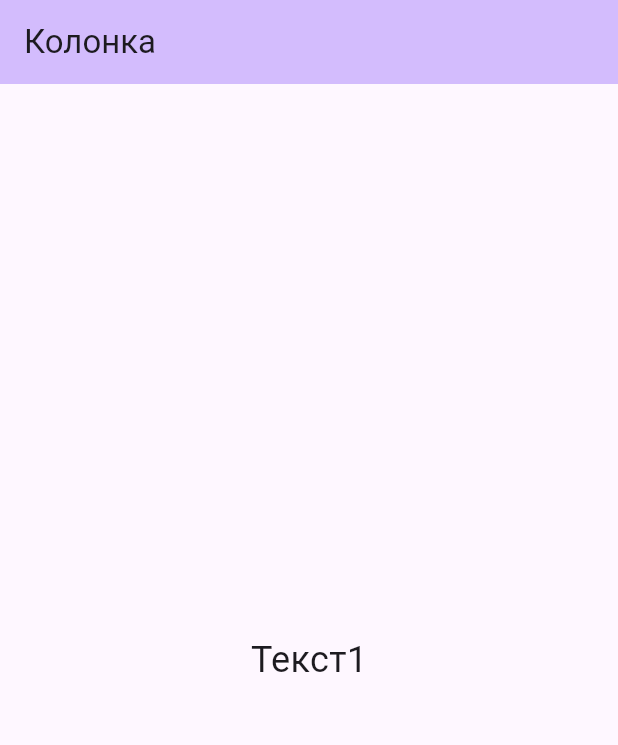
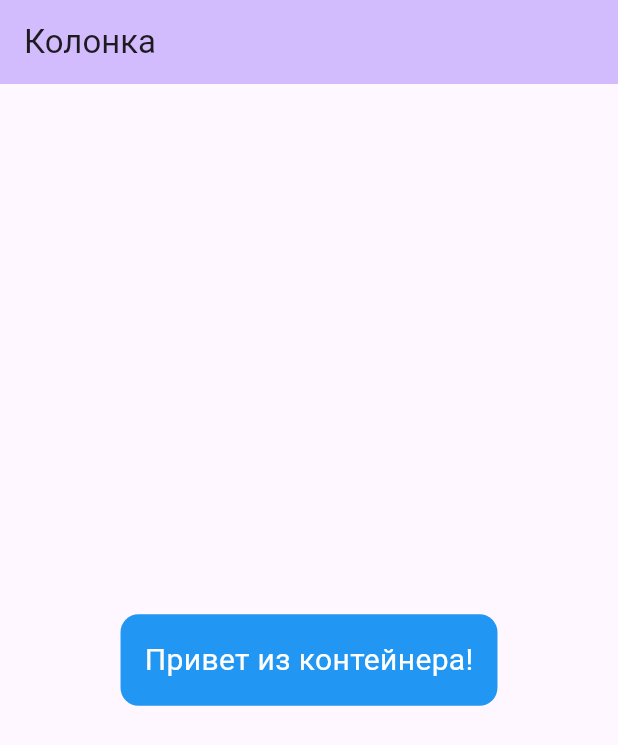
Before and after one commit to Ramazanova-pea/flutter_pr1, a Flutter app: the screen it shows after launch, on a phone screen of 412 x 824 dp. Shown: the top 745 px of the screen. Run offline on Flutter 3.47's test engine with Material 3 defaults, Android fonts, the light colour scheme and no system bars.

Commit message:
Работа с Container

```diff
--- a/lib/main.dart
+++ b/lib/main.dart
@@ -33,11 +33,16 @@ class MyHomePage extends StatelessWidget {
         title: Text(title),
       ),
       body: Center(
-        child: Padding(
-          padding: const EdgeInsets.all(20.0),
+        child: Container(
+          padding: const EdgeInsets.all(16), // внутренние отступы
+          margin: const EdgeInsets.all(20), // внешние отступы
+          decoration: BoxDecoration(
+            color: Colors.blue, // фон контейнера
+            borderRadius: BorderRadius.circular(12), // скругление углов
+          ),
           child: const Text(
-            "Текст1",
-            style: TextStyle(fontSize: 24),
+            "Привет из контейнера!",
+            style: TextStyle(fontSize: 20, color: Colors.white),
           ),
         ),
       ),
```
